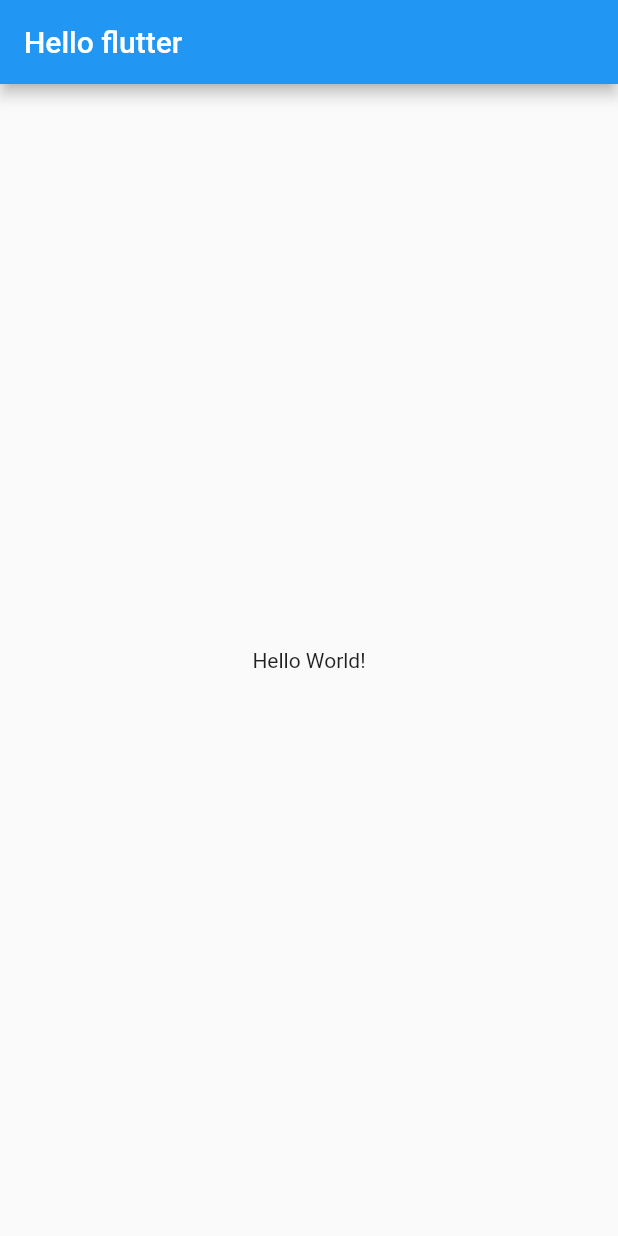
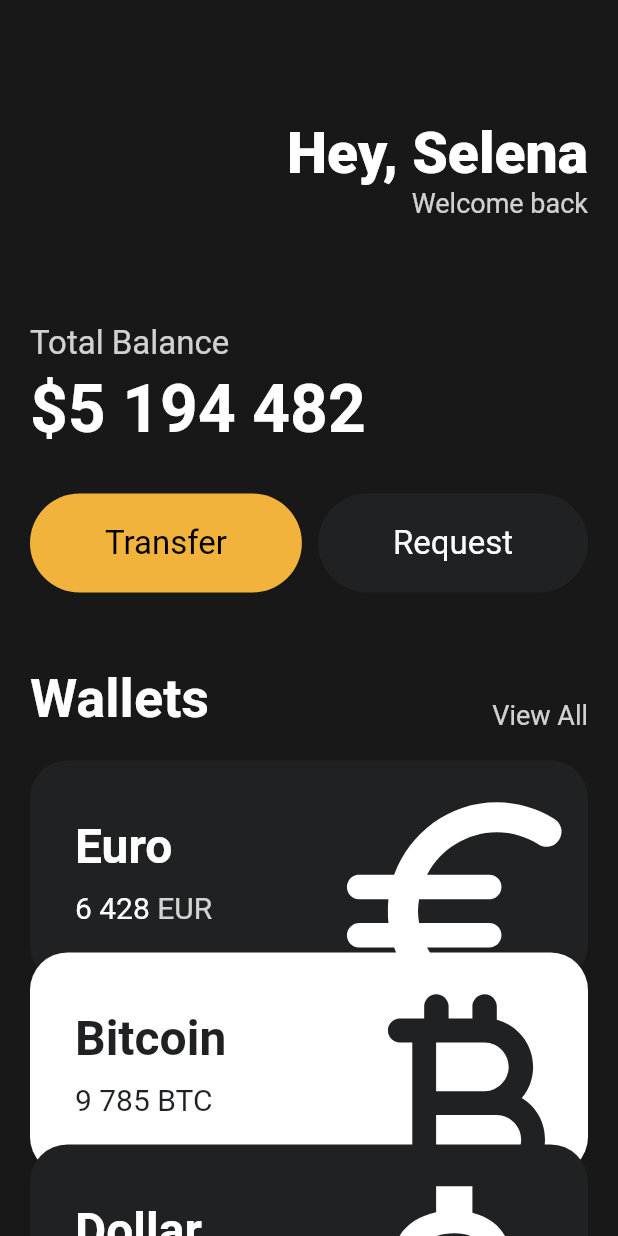
Before and after one commit to choral7451/toonflix, a Flutter app: the screen it shows after launch, on a phone screen of 412 x 824 dp. Run offline on Flutter 3.47's test engine with Material 2 defaults, Android fonts, the phone set to English and light mode, and no system bars.

Commit message:
UI CHALLENGE

```diff
--- a/lib/main.dart
+++ b/lib/main.dart
@@ -1,19 +1,100 @@
 import 'package:flutter/material.dart';
+import 'widgets/button.dart';
+import 'widgets/currency_card.dart';
 
 void main() {
-  runApp(new App());
+  runApp(const App());
 }
 
 class App extends StatelessWidget {
+  const App({super.key});
+
   @override
   Widget build(BuildContext context) {
     return MaterialApp(
       home: Scaffold(
-        appBar: AppBar(
-          title: Text("Hello flutter"),
-        ),
-        body: Center(
-          child: Text("Hello World!"),
+        backgroundColor: const Color(0xFF181818),
+        body: SingleChildScrollView(
+          child: Padding(
+            padding: const EdgeInsets.symmetric(horizontal: 20),
+            child: Column(
+              crossAxisAlignment: CrossAxisAlignment.start,
+              children: [
+                const SizedBox(
+                  height: 80,
+                ),
+                Row(
+                  mainAxisAlignment: MainAxisAlignment.end,
+                  children: [
+                    Column(
+                      crossAxisAlignment: CrossAxisAlignment.end,
+                      children: [
+                        const Text("Hey, Selena",
+                            style: TextStyle(
+                              color: Colors.white,
+                              fontSize: 38,
+                              fontWeight: FontWeight.w800,
+                            )
+                        ),
+                        Text("Welcome back",
+                            style: TextStyle(
+                              color: Colors.white.withOpacity(0.8),
+                              fontSize: 18,
+                            )
+                        ),
+                      ],)
+                  ],
+                ),
+                const SizedBox(height: 70),
+                Text("Total Balance",
+                  style: TextStyle(
+                    fontSize: 22,
+                    color: Colors.white.withOpacity(0.8)
+                  ),
+                ),
+                const SizedBox(height: 5),
+                const Text("\$5 194 482",
+                  style: TextStyle(
+                      fontSize: 44,
+                      fontWeight: FontWeight.w600,
+                      color: Colors.white,
+                  ),
+                ),
+                const SizedBox(height: 30),
+                Row(
+                  mainAxisAlignment: MainAxisAlignment.spaceBetween,
+                  children: const [
+                    Button(text: "Transfer", bgColor: Color(0xFFF1B33B), textColor: Colors.black),
+                    Button(text: "Request", bgColor: Color(0xFF1F2123), textColor: Colors.white),
+                  ],
+                ),
+                const SizedBox(height: 50),
+                Row(
+                  mainAxisAlignment: MainAxisAlignment.spaceBetween,
+                  crossAxisAlignment: CrossAxisAlignment.end,
+                  children: [
+                    const Text("Wallets",
+                      style: TextStyle(
+                        color: Colors.white,
+                        fontSize: 36,
+                        fontWeight: FontWeight.w600,
+                      ),
+                    ),
+                    Text("View All",
+                      style: TextStyle(
+                        color: Colors.white.withOpacity(0.8),
+                        fontSize: 18,
+                      ),
+                    ),
+                  ],
+                ),
+                const SizedBox(height: 20),
+                const CurrencyCard(name: "Euro", code: "EUR", amount: "6 428", icon: Icons.euro_rounded, isInverted: false, order: 1,),
+                const CurrencyCard(name: "Bitcoin", code: "BTC", amount: "9 785", icon: Icons.currency_bitcoin_rounded, isInverted: true, order: 2,),
+                const CurrencyCard(name: "Dollar", code: "USE", amount: "428", icon: Icons.attach_money_outlined, isInverted: false, order: 3,),
+              ],
+            ),
+          ),
         ),
       ),
     );
--- /dev/null
+++ b/lib/widgets/button.dart
@@ -0,0 +1,34 @@
+import 'package:flutter/cupertino.dart';
+
+class Button extends StatelessWidget {
+  final String text;
+  final Color bgColor;
+  final Color textColor;
+
+  const Button({
+    super.key,
+    required this.text,
+    required this.bgColor,
+    required this.textColor
+  });
+
+  @override
+  Widget build(BuildContext context) {
+    return Container(
+      decoration: BoxDecoration(color: bgColor, borderRadius: BorderRadius.circular(45)),
+      child: Padding(
+        padding: const EdgeInsets.symmetric(
+          vertical: 20,
+          horizontal: 50,
+        ),
+        child: Text(
+            text,
+            style: TextStyle(
+              color: textColor,
+              fontSize: 22,
+            )
+        ),
+      ),
+    );
+  }
+}
--- /dev/null
+++ b/lib/widgets/currency_card.dart
@@ -0,0 +1,86 @@
+import 'package:flutter/material.dart';
+
+class CurrencyCard extends StatelessWidget {
+  final String name, code, amount;
+  final IconData icon;
+  final bool isInverted;
+  final int order;
+
+  final _blackColor = const Color(0xFF1F2123);
+
+  const CurrencyCard({
+    super.key,
+    required this.name,
+    required this.code,
+    required this.amount,
+    required this.icon,
+    required this.isInverted,
+    required this.order,
+  });
+
+  @override
+  Widget build(BuildContext context) {
+    return Transform.translate(
+      offset: Offset(0, (order - 1) * -20),
+      child: Container(
+          clipBehavior: Clip.hardEdge,
+          decoration:  BoxDecoration(
+              color: isInverted ? Colors.white : _blackColor,
+              borderRadius: BorderRadius.circular(25)
+          ),
+          child: Padding(
+            padding: const EdgeInsets.all(30),
+            child: Row(
+                mainAxisAlignment: MainAxisAlignment.spaceBetween,
+                children: [
+                  Column(
+                    crossAxisAlignment: CrossAxisAlignment.start,
+                    children: [
+                       Text(
+                        name,
+                        style: TextStyle(
+                          color: isInverted ? _blackColor : Colors.white,
+                          fontSize: 32,
+                          fontWeight: FontWeight.w600,
+                        ),
+                      ),
+                      const SizedBox(height: 10,),
+                      Row(
+                        children:  [
+                           Text(
+                            amount,
+                            style: TextStyle(
+                              color: isInverted ? _blackColor : Colors.white,
+                              fontSize: 20,
+                            ),
+                          ),
+                          const SizedBox(width: 5,),
+                          Text(
+                            code,
+                            style: TextStyle(
+                                color: isInverted ? _blackColor : Colors.white.withOpacity(0.8),
+                                fontSize: 20
+                            ),
+                          ),
+                        ],
+                      ),
+                    ],
+                  ),
+                  Transform.scale(
+                    scale: 2.2,
+                    child: Transform.translate(
+                      offset: const Offset(-5, 12),
+                      child: Icon(
+                        icon,
+                        color: isInverted ? _blackColor : Colors.white,
+                        size: 88,
+                      ),
+                    ),
+                  ),
+                ]
+            ),
+          )
+      ),
+    );
+  }
+}
```
